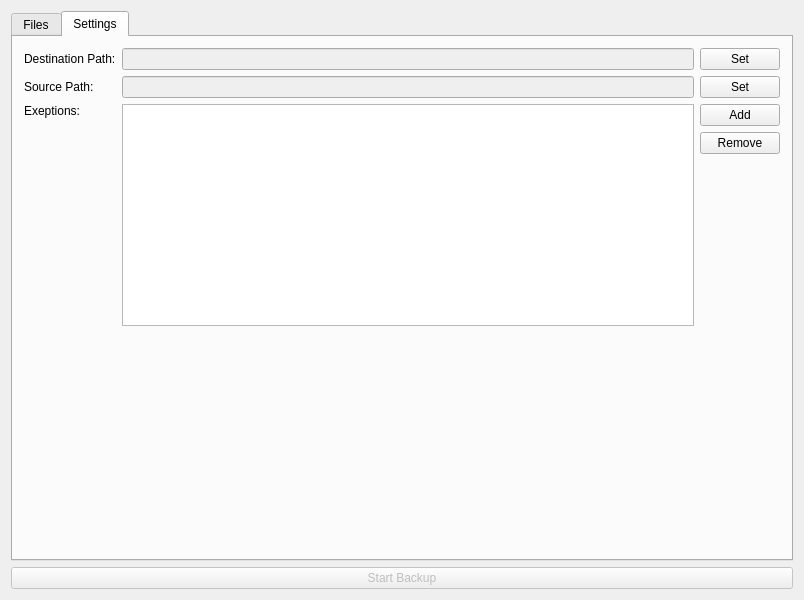
The window that dertimegeraet.ui (myzinsky/derTimeGeraet) describes before a commit, drawn with Qt 5.
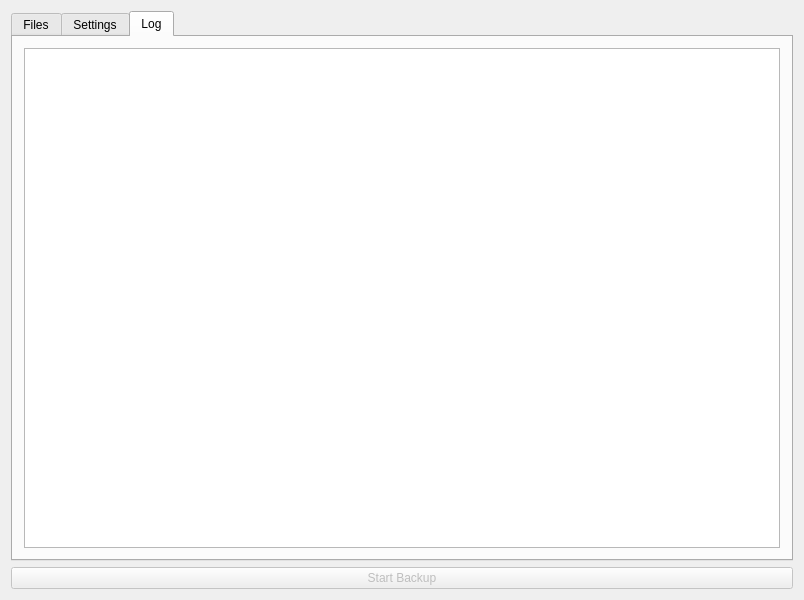
The same window after the commit.

```diff
--- a/dertimegeraet.ui
+++ b/dertimegeraet.ui
@@ -18,23 +18,13 @@
   </property>
   <widget class="QWidget" name="centralWidget">
    <layout class="QGridLayout" name="gridLayout_2">
-    <item row="2" column="0">
-     <widget class="QPushButton" name="pushButtonStart">
-      <property name="enabled">
-       <bool>false</bool>
-      </property>
-      <property name="text">
-       <string>Start Backup</string>
-      </property>
-     </widget>
-    </item>
     <item row="0" column="0">
      <widget class="QTabWidget" name="tabWidget">
       <property name="enabled">
        <bool>true</bool>
       </property>
       <property name="currentIndex">
-       <number>1</number>
+       <number>2</number>
       </property>
       <widget class="QWidget" name="tab1">
        <property name="accessibleName">
@@ -225,6 +215,44 @@
         </item>
        </layout>
       </widget>
+      <widget class="QWidget" name="tab3">
+       <property name="sizePolicy">
+        <sizepolicy hsizetype="Expanding" vsizetype="Expanding">
+         <horstretch>0</horstretch>
+         <verstretch>0</verstretch>
+        </sizepolicy>
+       </property>
+       <attribute name="title">
+        <string>Log</string>
+       </attribute>
+       <layout class="QGridLayout" name="gridLayout_3">
+        <item row="0" column="0">
+         <widget class="QPlainTextEdit" name="plainTextEdit">
+          <property name="minimumSize">
+           <size>
+            <width>256</width>
+            <height>0</height>
+           </size>
+          </property>
+          <property name="font">
+           <font>
+            <family>Courier</family>
+           </font>
+          </property>
+         </widget>
+        </item>
+       </layout>
+      </widget>
+     </widget>
+    </item>
+    <item row="1" column="0">
+     <widget class="QPushButton" name="pushButtonStart">
+      <property name="enabled">
+       <bool>false</bool>
+      </property>
+      <property name="text">
+       <string>Start Backup</string>
+      </property>
      </widget>
     </item>
    </layout>
```
